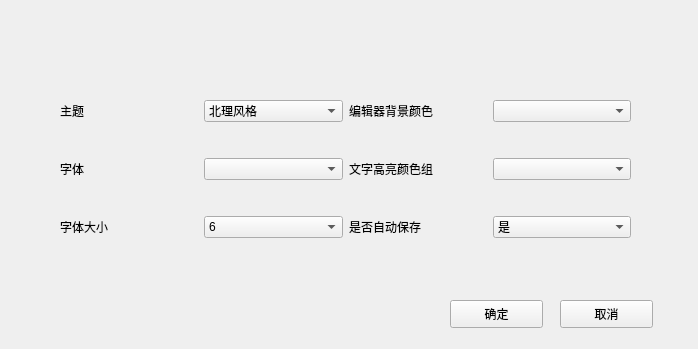
The window that BITC/settingwindow.ui (ssh555/CPP-IDE) describes before a commit, drawn with Qt 5.
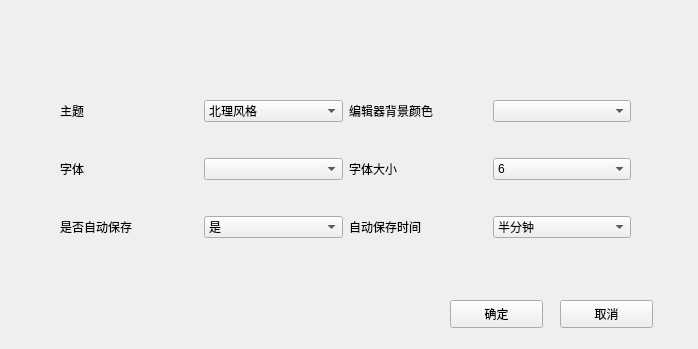
The same window after the commit.

The edit to the form file:
```diff
--- a/BITC/settingwindow.ui
+++ b/BITC/settingwindow.ui
@@ -50,13 +50,6 @@
       </property>
      </widget>
     </item>
-    <item row="4" column="0">
-     <widget class="QLabel" name="label_3">
-      <property name="text">
-       <string>字体大小</string>
-      </property>
-     </widget>
-    </item>
     <item row="0" column="2">
      <widget class="QLabel" name="label_4">
       <property name="text">
@@ -67,38 +60,36 @@
     <item row="0" column="3">
      <widget class="QComboBox" name="comboBox_2"/>
     </item>
-    <item row="4" column="3">
-     <widget class="QComboBox" name="comboBox_4">
-      <item>
-       <property name="text">
-        <string>是</string>
-       </property>
-      </item>
-      <item>
-       <property name="text">
-        <string>否</string>
-       </property>
-      </item>
-     </widget>
-    </item>
-    <item row="4" column="2">
-     <widget class="QLabel" name="label_5">
-      <property name="text">
-       <string>是否自动保存</string>
-      </property>
-     </widget>
-    </item>
-    <item row="2" column="2">
-     <widget class="QLabel" name="label_6">
-      <property name="text">
-       <string>文字高亮颜色组</string>
-      </property>
-     </widget>
-    </item>
     <item row="2" column="1">
      <widget class="QComboBox" name="comboBox_5"/>
     </item>
-    <item row="4" column="1">
+    <item row="0" column="1">
+     <widget class="QComboBox" name="SytleBox">
+      <item>
+       <property name="text">
+        <string>北理风格</string>
+       </property>
+      </item>
+      <item>
+       <property name="text">
+        <string>少女风格</string>
+       </property>
+      </item>
+      <item>
+       <property name="text">
+        <string>直男风格</string>
+       </property>
+      </item>
+     </widget>
+    </item>
+    <item row="2" column="2">
+     <widget class="QLabel" name="label_3">
+      <property name="text">
+       <string>字体大小</string>
+      </property>
+     </widget>
+    </item>
+    <item row="2" column="3">
      <widget class="QComboBox" name="comboBox">
       <item>
        <property name="text">
@@ -197,11 +188,18 @@
       </item>
      </widget>
     </item>
-    <item row="0" column="1">
-     <widget class="QComboBox" name="SytleBox">
+    <item row="4" column="0">
+     <widget class="QLabel" name="label_5">
+      <property name="text">
+       <string>是否自动保存</string>
+      </property>
+     </widget>
+    </item>
+    <item row="4" column="1">
+     <widget class="QComboBox" name="comboBox_4">
       <item>
        <property name="text">
-        <string>北理风格</string>
+        <string>是</string>
        </property>
       </item>
       <item>
@@ -209,16 +207,24 @@
         <string>少女风格</string>
        </property>
       </item>
+     </widget>
+    </item>
+    <item row="4" column="2">
+     <widget class="QLabel" name="label_6">
+      <property name="text">
+       <string>自动保存时间</string>
+      </property>
+     </widget>
+    </item>
+    <item row="4" column="3">
+     <widget class="QComboBox" name="comboBox_3">
       <item>
        <property name="text">
-        <string>直男风格</string>
+        <string>半分钟</string>
        </property>
       </item>
      </widget>
     </item>
-    <item row="2" column="3">
-     <widget class="QComboBox" name="comboBox_3"/>
-    </item>
    </layout>
   </widget>
   <widget class="QPushButton" name="pushButton">
```
Left out of the diff: 27 changed lines with no effect on the pictures.
